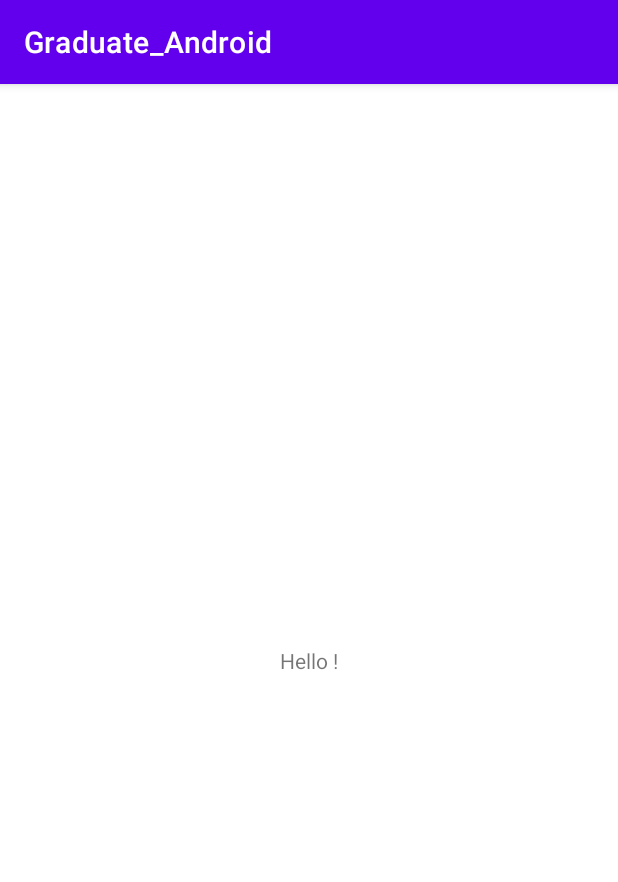
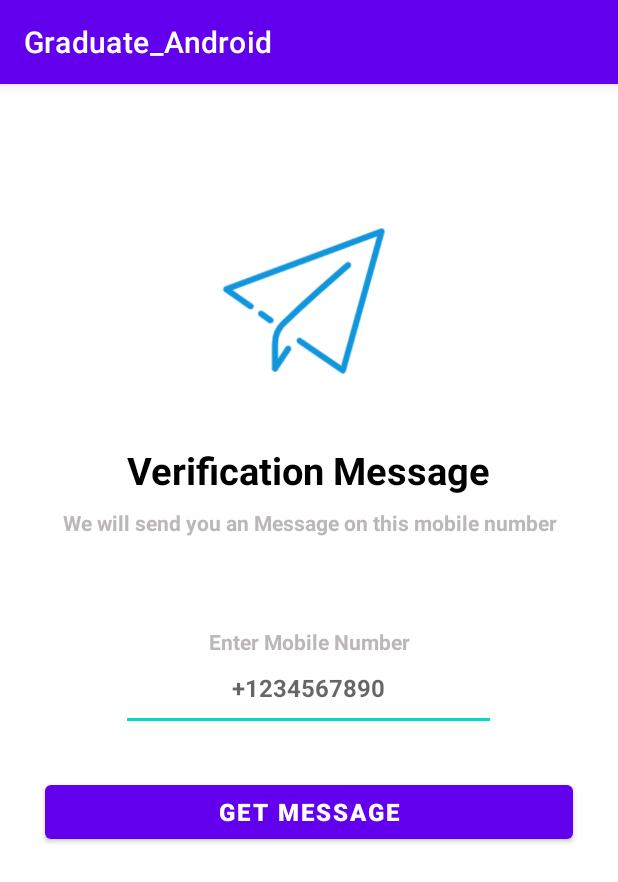
Before and after one commit to xiaoli22/Graduate_Android, an Android app: the screen it shows after launch (MainActivity before the commit, SendOtpActivity after it), on a phone screen of 412 x 824 dp. Shown: the top 882 px of the screen. Run offline under Robolectric (Android 15) with nearby library versions, the phone set to English and light mode, and no system bars; our stand-ins replace Firebase (no records; nobody signed in at launch, a user with empty details on screens opened directly).

Commit message:
短信认证的layout

```diff
--- a/app/build.gradle
+++ b/app/build.gradle
@@ -33,9 +33,11 @@ dependencies {
     implementation 'androidx.appcompat:appcompat:1.3.0'
     implementation 'com.google.android.material:material:1.4.0'
     implementation 'androidx.constraintlayout:constraintlayout:2.0.4'
+    implementation 'com.google.firebase:firebase-auth:21.0.1'
     testImplementation 'junit:junit:4.13.2'
     androidTestImplementation 'androidx.test.ext:junit:1.1.3'
     androidTestImplementation 'androidx.test.espresso:espresso-core:3.4.0'
 
-    implementation platform('com.google.firebase:firebase-bom:31.2.2')
+//    implementation platform('com.google.firebase:firebase-bom:31.2.2')
+    implementation 'com.google.firebase:firebase-auth:19.3.2'
 }
--- /dev/null
+++ b/app/src/main/java/com/example/graduate_android/SendOtpActivity.java
@@ -0,0 +1,206 @@
+package com.example.graduate_android;
+
+import androidx.annotation.NonNull;
+import androidx.appcompat.app.AppCompatActivity;
+
+import android.content.Intent;
+import android.os.Bundle;
+import android.util.Log;
+import android.view.View;
+import android.widget.Button;
+import android.widget.EditText;
+import android.widget.ProgressBar;
+import android.widget.Toast;
+
+import com.google.android.gms.tasks.OnCompleteListener;
+import com.google.android.gms.tasks.Task;
+import com.google.firebase.FirebaseException;
+import com.google.firebase.FirebaseTooManyRequestsException;
+import com.google.firebase.auth.AuthResult;
+import com.google.firebase.auth.FirebaseAuth;
+import com.google.firebase.auth.FirebaseAuthInvalidCredentialsException;
+import com.google.firebase.auth.FirebaseUser;
+import com.google.firebase.auth.PhoneAuthCredential;
+import com.google.firebase.auth.PhoneAuthOptions;
+import com.google.firebase.auth.PhoneAuthProvider;
+
+import java.util.concurrent.TimeUnit;
+
+public class SendOtpActivity extends AppCompatActivity implements View.OnClickListener {
+
+    private EditText inputMobile;
+    private Button btnSend;
+    private ProgressBar progressBar;
+
+//    private FirebaseAuth mAuth;
+//    private String mVerificationId;
+//    private PhoneAuthProvider.ForceResendingToken mResendToken;
+//    private PhoneAuthProvider.OnVerificationStateChangedCallbacks mCallbacks;
+//    private String TAG = "ning";
+
+    @Override
+    protected void onCreate(Bundle savedInstanceState) {
+        super.onCreate(savedInstanceState);
+        setContentView(R.layout.activity_send_otp);
+
+        inputMobile = findViewById(R.id.inputMobile);
+        btnSend = findViewById(R.id.btnSend);
+//        mAuth = FirebaseAuth.getInstance();
+        progressBar = findViewById(R.id.progressBar);
+        btnSend.setOnClickListener(this);
+
+    }
+
+    @Override
+    public void onClick(View v) {
+        if (inputMobile.getText().toString().trim().isEmpty()) {
+            Toast.makeText(this, "Enter Mobile", Toast.LENGTH_SHORT).show();
+            return;
+        }
+        progressBar.setVisibility(View.VISIBLE);
+        btnSend.setVisibility(View.INVISIBLE);
+        PhoneAuthProvider.getInstance().verifyPhoneNumber(
+                "+86" + inputMobile.getText().toString(),
+                60,
+                TimeUnit.SECONDS,
+                SendOtpActivity.this,
+                new PhoneAuthProvider.OnVerificationStateChangedCallbacks() {
+                    @Override
+                    public void onVerificationCompleted(@NonNull PhoneAuthCredential phoneAuthCredential) {
+                        progressBar.setVisibility(View.GONE);
+                        btnSend.setVisibility(View.VISIBLE);
+                    }
+
+                    @Override
+                    public void onVerificationFailed(@NonNull FirebaseException e) {
+                        progressBar.setVisibility(View.GONE);
+                        btnSend.setVisibility(View.VISIBLE);
+                        Toast.makeText(SendOtpActivity.this, "登录失败", Toast.LENGTH_SHORT).show();
+
+                    }
+
+                    @Override
+                    public void onCodeSent(@NonNull String verificationId, @NonNull PhoneAuthProvider.ForceResendingToken forceResendingToken) {
+                        progressBar.setVisibility(View.GONE);
+                        btnSend.setVisibility(View.VISIBLE);
+                        Intent intent = new Intent(getApplicationContext(), VerifyOtpActivity.class);
+                        intent.putExtra("mobile", inputMobile.getText().toString());
+                        intent.putExtra("verrficationId", verificationId);
+                        startActivity(intent);
+                    }
+                }
+        );
+    }
+}
+//    @Override
+//    public void onClick(View v) {
+//        if (inputMobile.getText().toString().trim().isEmpty()) {
+//            Toast.makeText(this, "Enter Mobile", Toast.LENGTH_SHORT).show();
+//        }
+//
+//        mCallbacks = new PhoneAuthProvider.OnVerificationStateChangedCallbacks() {
+//
+//            @Override
+//            public void onVerificationCompleted(PhoneAuthCredential credential) {
+//                // This callback will be invoked in two situations:
+//                // 1 - Instant verification. In some cases the phone number can be instantly
+//                //     verified without needing to send or enter a verification code.
+//                // 2 - Auto-retrieval. On some devices Google Play services can automatically
+//                //     detect the incoming verification SMS and perform verification without
+//                //     user action.
+//                Log.d(TAG, "onVerificationCompleted:" + credential);
+//
+//                signInWithPhoneAuthCredential(credential);
+//            }
+//
+//            @Override
+//            public void onVerificationFailed(FirebaseException e) {
+//                // This callback is invoked in an invalid request for verification is made,
+//                // for instance if the the phone number format is not valid.
+//                Log.w(TAG, "onVerificationFailed", e);
+//                Toast.makeText(SendOtpActivity.this,"登录失败",Toast.LENGTH_SHORT).show();
+//                if (e instanceof FirebaseAuthInvalidCredentialsException) {
+//                    // Invalid request
+//                } else if (e instanceof FirebaseTooManyRequestsException) {
+//                    // The SMS quota for the project has been exceeded
+//                }
+//
+//                // Show a message and update the UI
+//            }
+//
+//            @Override
+//            public void onCodeSent(String verificationId,
+//                                   PhoneAuthProvider.ForceResendingToken token) {
+//                // The SMS verification code has been sent to the provided phone number, we
+//                // now need to ask the user to enter the code and then construct a credential
+//                // by combining the code with a verification ID.
+//                Log.d(TAG, "onCodeSent:" + verificationId);
+//
+//                // Save verification ID and resending token so we can use them later
+//                mVerificationId = verificationId;
+//                mResendToken = token;
+//                Intent intent = new Intent(getApplicationContext(),VerifyOtpActivity.class);
+//                intent.putExtra("mobile",inputMobile.getText().toString());
+//                intent.putExtra("verrficationId",verificationId);
+//                startActivity(intent);
+//            }
+//        };
+//        // [END phone_auth_callbacks]
+//    }
+//
+//    private void startPhoneNumberVerification(String phoneNumber) {
+//        // [START start_phone_auth]
+//        PhoneAuthOptions options =
+//                PhoneAuthOptions.newBuilder(mAuth)
+//                        .setPhoneNumber(phoneNumber)       // Phone number to verify
+//                        .setTimeout(60L, TimeUnit.SECONDS) // Timeout and unit
+//                        .setActivity(this)                 // Activity (for callback binding)
+//                        .setCallbacks(mCallbacks)          // OnVerificationStateChangedCallbacks
+//                        .build();
+//        PhoneAuthProvider.verifyPhoneNumber(options);
+//        // [END start_phone_auth]
+//    }
+//
+//    private void verifyPhoneNumberWithCode(String verificationId, String code) {
+//        // [START verify_with_code]
+//        PhoneAuthCredential credential = PhoneAuthProvider.getCredential(verificationId, code);
+//        // [END verify_with_code]
+//    }
+//
+//    private void resendVerificationCode(String phoneNumber,
+//                                        PhoneAuthProvider.ForceResendingToken token) {
+//        PhoneAuthOptions options =
+//                PhoneAuthOptions.newBuilder(mAuth)
+//                        .setPhoneNumber(phoneNumber)       // Phone number to verify
+//                        .setTimeout(60L, TimeUnit.SECONDS) // Timeout and unit
+//                        .setActivity(this)                 // Activity (for callback binding)
+//                        .setCallbacks(mCallbacks)          // OnVerificationStateChangedCallbacks
+//                        .setForceResendingToken(token)     // ForceResendingToken from callbacks
+//                        .build();
+//        PhoneAuthProvider.verifyPhoneNumber(options);
+//    }
+//
+//    // [START sign_in_with_phone]
+//    private void signInWithPhoneAuthCredential(PhoneAuthCredential credential) {
+//        mAuth.signInWithCredential(credential)
+//                .addOnCompleteListener(this, new OnCompleteListener<AuthResult>() {
+//                    @Override
+//                    public void onComplete(Task<AuthResult> task) {
+//                        if (task.isSuccessful()) {
+//                            // Sign in success, update UI with the signed-in user's information
+//                            Log.d(TAG, "signInWithCredential:success");
+//
+//                            FirebaseUser user = task.getResult().getUser();
+//                            // Update UI
+//                        } else {
+//                            // Sign in failed, display a message and update the UI
+//                            Log.w(TAG, "signInWithCredential:failure", task.getException());
+//                            if (task.getException() instanceof FirebaseAuthInvalidCredentialsException) {
+//                                // The verification code entered was invalid
+//                            }
+//                        }
+//                    }
+//                });
+//    }
+//
+//}
--- /dev/null
+++ b/app/src/main/res/layout/activity_send_otp.xml
@@ -0,0 +1,95 @@
+<?xml version="1.0" encoding="utf-8"?>
+<ScrollView xmlns:android="http://schemas.android.com/apk/res/android"
+    xmlns:tools="http://schemas.android.com/tools"
+    android:layout_width="match_parent"
+    android:layout_height="match_parent"
+    android:orientation="vertical"
+    android:overScrollMode="never"
+    android:scrollbars="none"
+    tools:context=".SendOtpActivity">
+
+    <LinearLayout
+        android:layout_width="match_parent"
+        android:layout_height="wrap_content"
+        android:gravity="center_horizontal"
+        android:orientation="vertical">
+
+        <ImageView
+            android:layout_width="130dp"
+            android:layout_height="130dp"
+            android:layout_marginTop="80dp"
+            android:contentDescription="Verification Message"
+            android:src="@drawable/send" />
+
+        <TextView
+            android:layout_width="wrap_content"
+            android:layout_height="wrap_content"
+            android:layout_marginTop="30dp"
+            android:text="Verification Message"
+            android:textColor="@color/black"
+            android:textSize="25sp"
+            android:textStyle="bold" />
+
+        <TextView
+            android:layout_width="match_parent"
+            android:layout_height="wrap_content"
+            android:layout_marginStart="40dp"
+            android:layout_marginTop="8dp"
+            android:layout_marginEnd="40dp"
+            android:gravity="center"
+            android:text="We will send you an Message on this mobile number"
+            android:textColor="@color/grey"
+            android:textSize="14sp"
+            android:textStyle="bold" />
+
+        <TextView
+            android:layout_width="match_parent"
+            android:layout_height="wrap_content"
+            android:layout_marginTop="60dp"
+            android:gravity="center"
+            android:text="Enter Mobile Number"
+            android:textColor="@color/grey"
+            android:textSize="14sp"
+            android:textStyle="bold" />
+
+        <EditText
+            android:id="@+id/inputMobile"
+            android:layout_width="250dp"
+            android:layout_height="50dp"
+            android:gravity="center_horizontal"
+            android:hint="+1234567890"
+            android:imeOptions="actionDone"
+            android:importantForAutofill="no"
+            android:inputType="number"
+            android:textColor="@color/grey"
+            android:textSize="16sp"
+            android:textStyle="bold" />
+
+
+        <FrameLayout
+            android:layout_width="match_parent"
+            android:layout_height="wrap_content">
+
+            <Button
+                android:id="@+id/btnSend"
+                android:layout_width="match_parent"
+                android:layout_height="wrap_content"
+                android:layout_margin="30dp"
+                android:text="Get Message"
+                android:textColor="@color/white"
+                android:textSize="16sp"
+                android:textStyle="bold" />
+
+            <ProgressBar
+                android:id="@+id/progressBar"
+                android:layout_width="40dp"
+                android:layout_height="40dp"
+                android:layout_gravity="center"
+                android:visibility="gone"
+                />
+
+        </FrameLayout>
+    </LinearLayout>
+
+
+</ScrollView>
--- a/app/src/main/res/values/colors.xml
+++ b/app/src/main/res/values/colors.xml
@@ -7,4 +7,5 @@
     <color name="teal_700">#FF018786</color>
     <color name="black">#FF000000</color>
     <color name="white">#FFFFFFFF</color>
+    <color name="grey">#BCB8B8</color>
 </resources>
--- a/build.gradle
+++ b/build.gradle
@@ -6,7 +6,7 @@ buildscript {
         mavenCentral()  // Maven Central repository
     }
     dependencies {
-        classpath 'com.google.gms:google-services:4.3.15'
+        classpath 'com.google.gms:google-services:4.3.3'
     }
 }
 
```
Also changed, not shown: app/src/main/AndroidManifest.xml (+7 -2 lines), app/src/main/java/com/example/graduate_android/VerifyOtpActivity.java (added, +14 -0 lines), app/src/main/res/layout/activity_verify_otp.xml (added, +9 -0 lines), app/src/main/res/drawable/send.png (added).
